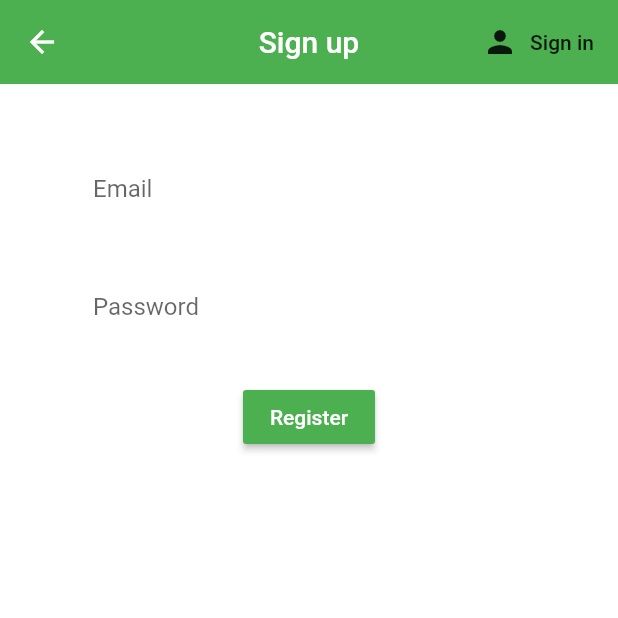
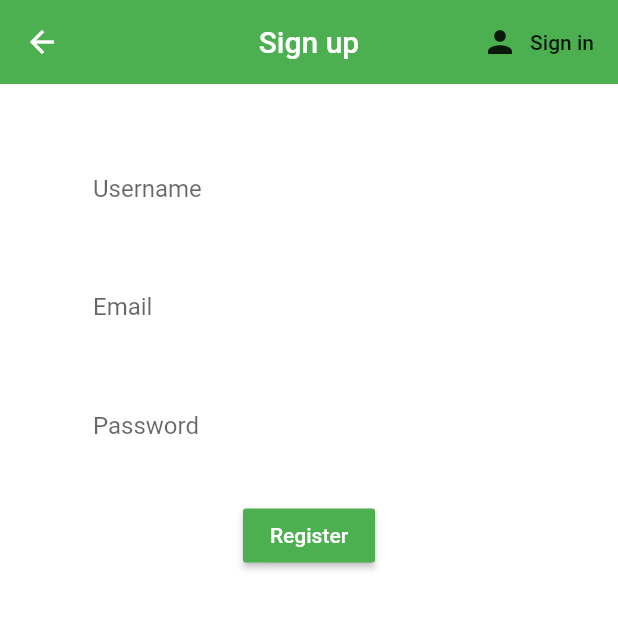
Before and after one commit to michael99hernan/Covid-Reviews, a Flutter app: the Register screen opened directly, on a phone screen of 412 x 824 dp, the top half of it. Run offline on Flutter 3.47's test engine with Material 2 defaults, Android fonts, the phone set to English and light mode, and no system bars; our stand-ins replace cloud_firestore, firebase_auth, firebase_core, flutter_spinkit; accounts and stored records are empty.

Commit message:
user register

```diff
--- a/lib/screens/authenticate/register.dart
+++ b/lib/screens/authenticate/register.dart
@@ -41,6 +41,15 @@ class _RegisterState extends State<Register> {
               child: Form(
                 key: _formKey,
                 child: Column(children: <Widget>[
+                  SizedBox(height: 20.0),
+                  TextFormField(
+                    decoration:
+                        textInputDecoration.copyWith(hintText: 'Username'),
+                    validator: (val) => val.isEmpty ? 'Enter a username' : null,
+                    onChanged: (val) {
+                      setState(() => username = val);
+                    },
+                  ),
                   SizedBox(height: 20.0),
                   TextFormField(
                     decoration: textInputDecoration.copyWith(hintText: 'Email'),
```
